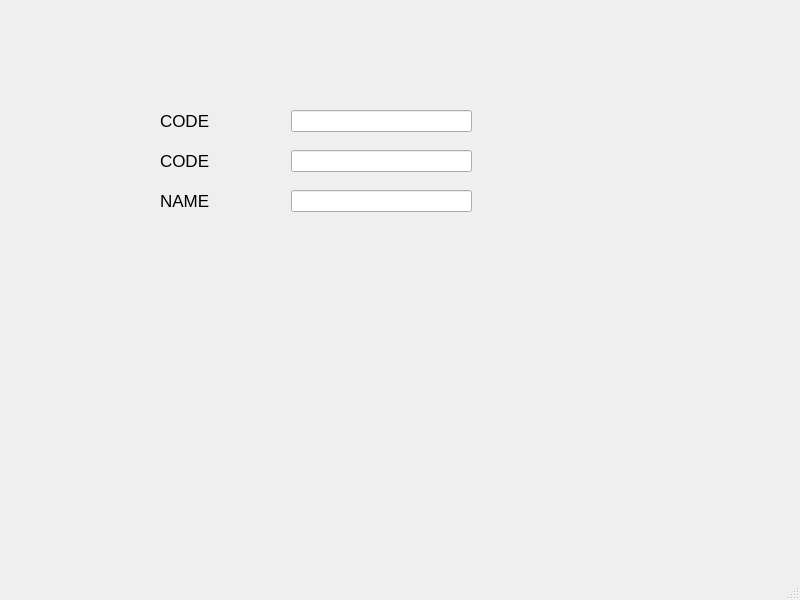
This is WeighBridge/untitled.ui in laki2603/MyLcsWork as Qt 5 draws it before an edit. The edited form follows.
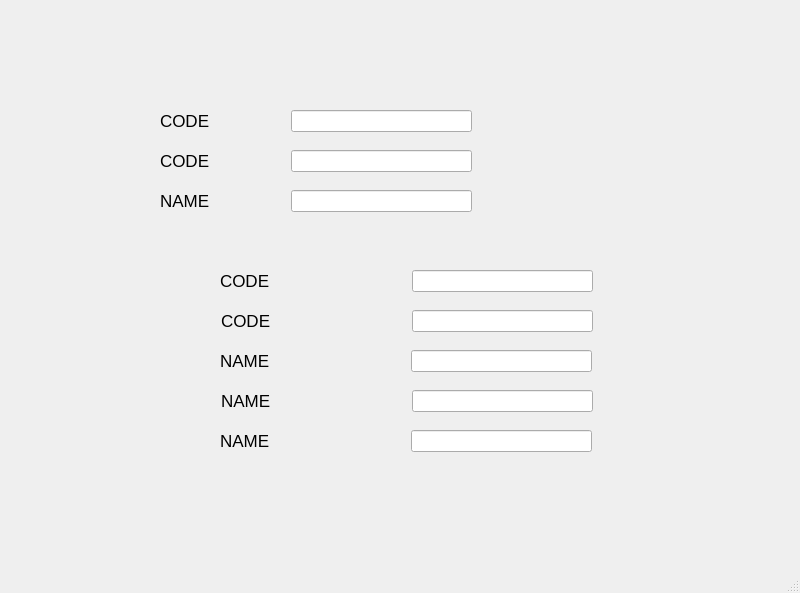
This is the edited form.

Commit message: completed_till_VehicleReEntryPage

Diff of the .ui file:
```diff
--- a/WeighBridge/untitled.ui
+++ b/WeighBridge/untitled.ui
@@ -7,7 +7,7 @@
     <x>0</x>
     <y>0</y>
     <width>800</width>
-    <height>600</height>
+    <height>593</height>
    </rect>
   </property>
   <property name="windowTitle">
@@ -98,6 +98,146 @@
      <string>NAME</string>
     </property>
    </widget>
+   <widget class="QLineEdit" name="le_VehicleReEntry_name_33">
+    <property name="geometry">
+     <rect>
+      <x>411</x>
+      <y>430</y>
+      <width>181</width>
+      <height>22</height>
+     </rect>
+    </property>
+   </widget>
+   <widget class="QLabel" name="lb_VehicleReEntry_name_23">
+    <property name="geometry">
+     <rect>
+      <x>221</x>
+      <y>390</y>
+      <width>120</width>
+      <height>22</height>
+     </rect>
+    </property>
+    <property name="font">
+     <font>
+      <pointsize>13</pointsize>
+     </font>
+    </property>
+    <property name="text">
+     <string>NAME</string>
+    </property>
+   </widget>
+   <widget class="QLineEdit" name="le_VehicleReEntry_name_23">
+    <property name="geometry">
+     <rect>
+      <x>412</x>
+      <y>390</y>
+      <width>181</width>
+      <height>22</height>
+     </rect>
+    </property>
+   </widget>
+   <widget class="QLabel" name="lb_VehicleReEntry_code1_3">
+    <property name="geometry">
+     <rect>
+      <x>220</x>
+      <y>270</y>
+      <width>120</width>
+      <height>22</height>
+     </rect>
+    </property>
+    <property name="font">
+     <font>
+      <pointsize>13</pointsize>
+     </font>
+    </property>
+    <property name="text">
+     <string>CODE</string>
+    </property>
+   </widget>
+   <widget class="QLineEdit" name="le_VehicleReEntry_code1_3">
+    <property name="geometry">
+     <rect>
+      <x>412</x>
+      <y>270</y>
+      <width>181</width>
+      <height>22</height>
+     </rect>
+    </property>
+   </widget>
+   <widget class="QLabel" name="lb_VehicleReEntry_code2_3">
+    <property name="geometry">
+     <rect>
+      <x>221</x>
+      <y>310</y>
+      <width>120</width>
+      <height>22</height>
+     </rect>
+    </property>
+    <property name="font">
+     <font>
+      <pointsize>13</pointsize>
+     </font>
+    </property>
+    <property name="text">
+     <string>CODE</string>
+    </property>
+   </widget>
+   <widget class="QLabel" name="lb_VehicleReEntry_name_33">
+    <property name="geometry">
+     <rect>
+      <x>220</x>
+      <y>430</y>
+      <width>120</width>
+      <height>22</height>
+     </rect>
+    </property>
+    <property name="font">
+     <font>
+      <pointsize>13</pointsize>
+     </font>
+    </property>
+    <property name="text">
+     <string>NAME</string>
+    </property>
+   </widget>
+   <widget class="QLabel" name="lb_VehicleReEntry_name_13">
+    <property name="geometry">
+     <rect>
+      <x>220</x>
+      <y>350</y>
+      <width>120</width>
+      <height>22</height>
+     </rect>
+    </property>
+    <property name="font">
+     <font>
+      <pointsize>13</pointsize>
+     </font>
+    </property>
+    <property name="text">
+     <string>NAME</string>
+    </property>
+   </widget>
+   <widget class="QLineEdit" name="le_VehicleReEntry_code2_3">
+    <property name="geometry">
+     <rect>
+      <x>412</x>
+      <y>310</y>
+      <width>181</width>
+      <height>22</height>
+     </rect>
+    </property>
+   </widget>
+   <widget class="QLineEdit" name="le_VehicleReEntry_name_13">
+    <property name="geometry">
+     <rect>
+      <x>411</x>
+      <y>350</y>
+      <width>181</width>
+      <height>22</height>
+     </rect>
+    </property>
+   </widget>
   </widget>
   <widget class="QMenuBar" name="menubar">
    <property name="geometry">
```
The commit also changes 5 other files.
